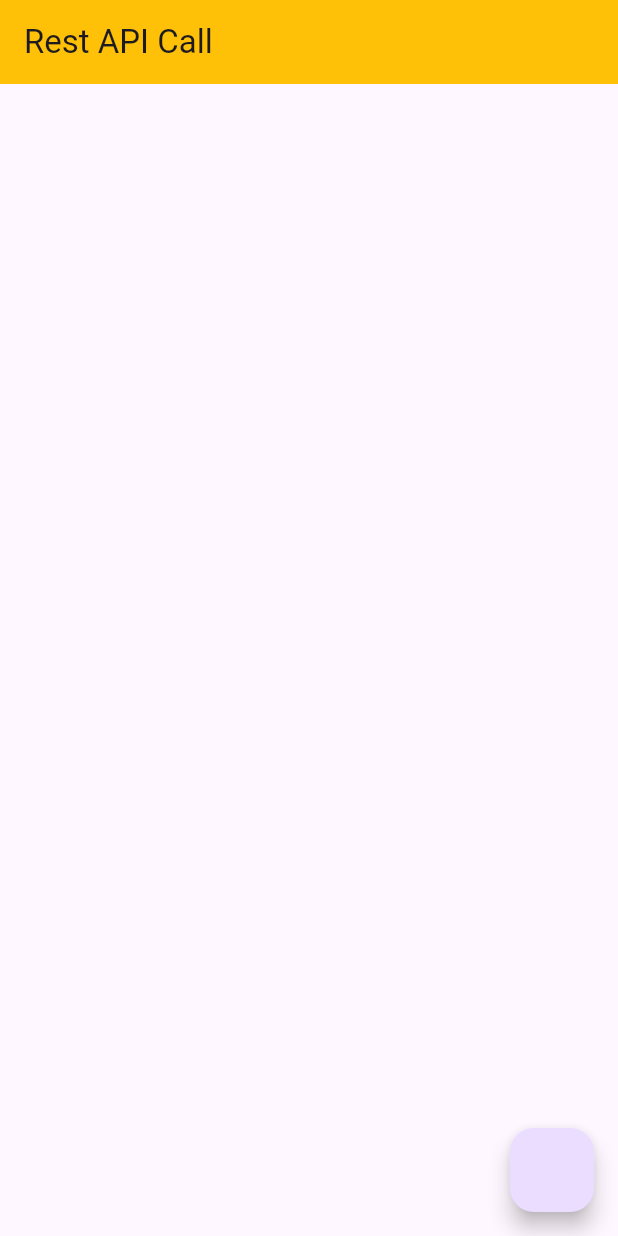
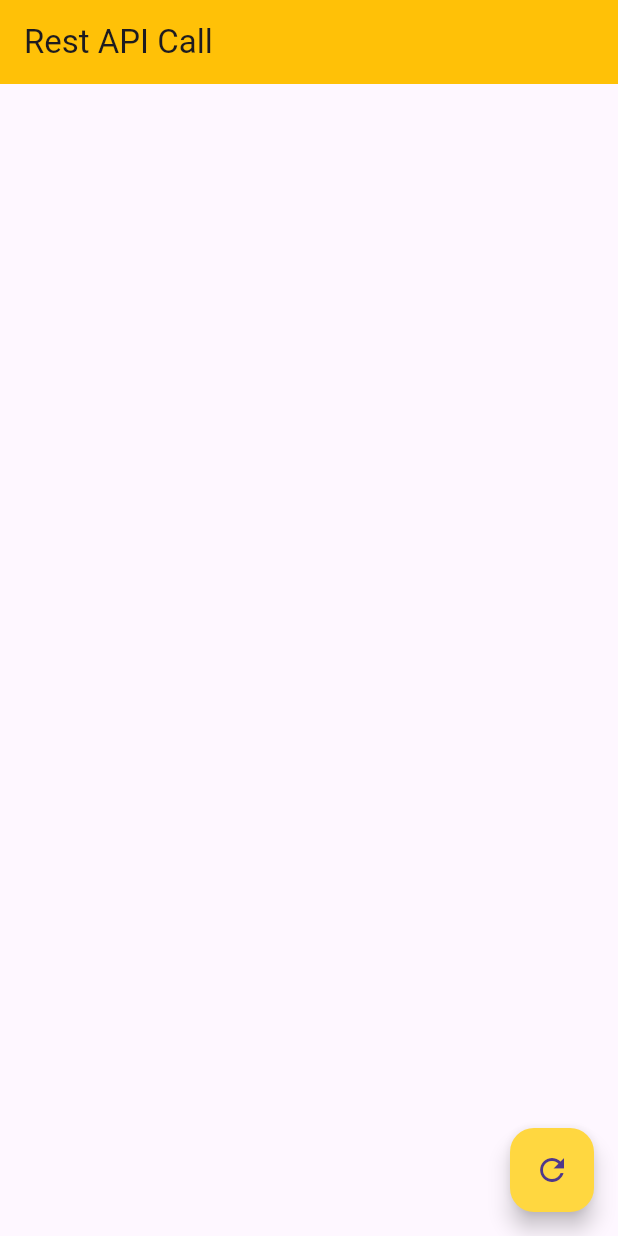
Before and after one commit to jervygu/flutter_rest_api, a Flutter app: the screen it shows after launch, on a phone screen of 412 x 824 dp. Run offline on Flutter 3.47's test engine with Material 3 defaults, Android fonts, the phone set to English and light mode, and no system bars.

Commit message:
- Modify floating button.

```diff
--- a/flutter_rest_api/lib/screen/home.dart
+++ b/flutter_rest_api/lib/screen/home.dart
@@ -40,7 +40,10 @@ class _HomeScreenState extends State<HomeScreen> {
             );
           }),
       floatingActionButton: FloatingActionButton(
+        backgroundColor: Colors.amberAccent,
         onPressed: fetchUsers,
+        tooltip: 'Refresh',
+        child: const Icon(Icons.refresh),
       ),
     );
   }
```
